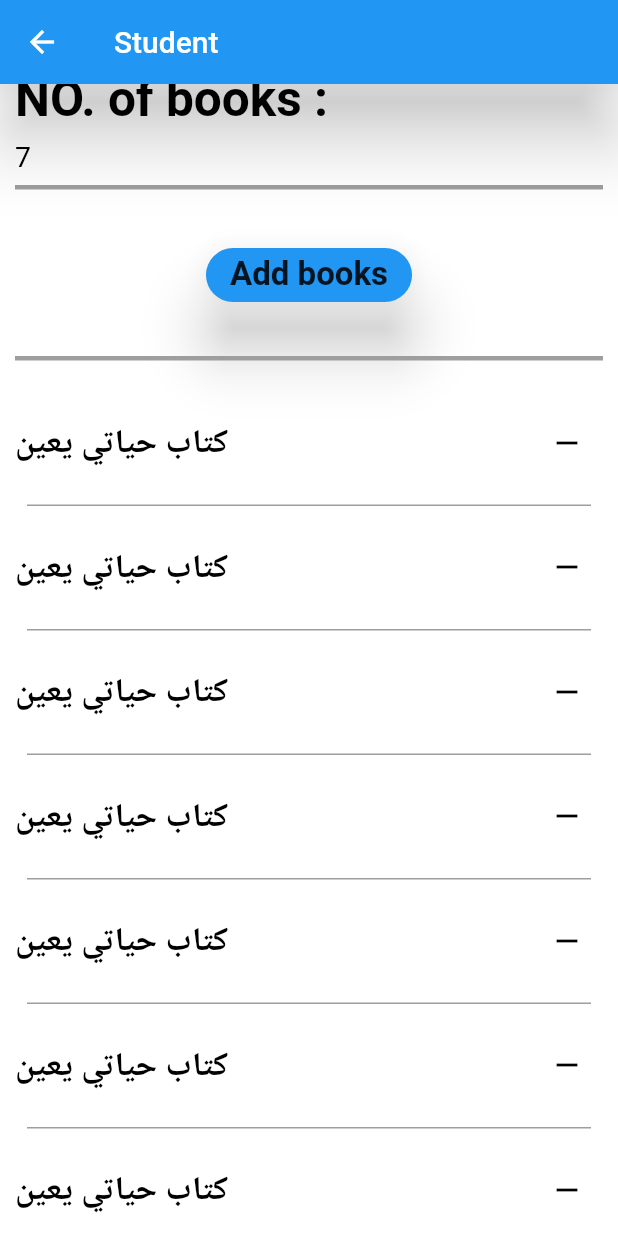
After one commit to Mohammedomargallya39/Encrypted_Books, a Flutter app: the StudentDetailsScreen screen opened directly, scrolled down 576 dp, after a tap on "Add books", on a phone screen of 412 x 824 dp. The commit adds this screen. Run offline on Flutter 3.47's test engine with Material 2 defaults, Android fonts, the phone set to English and light mode, and no system bars; our stand-ins replace bloc, conditional_builder_null_safety, dio, flutter_bloc, fluttertoast, hexcolor and 2 more; missing offline and left inert: flutter_cached_pdfview; accounts and stored records are empty; network calls fail; Roboto replaces fonts that are missing (EncryptionFont).

Commit message:
finish student screen in admin interface and added icon buttons in the same interface

```diff
--- a/lib/lib/modules/admin_screens/admin_home_screen/admin_books_screen.dart
+++ b/lib/lib/modules/admin_screens/admin_home_screen/admin_books_screen.dart
@@ -77,6 +77,14 @@ class AdminBooksScreen extends StatelessWidget {
               ],
             ),
             const SizedBox(width: 20.0,),
+            Row(
+              children:  [
+                IconButton(
+                    onPressed: (){},
+                    icon:
+                    const Icon(Icons.remove)
+                ),
+                const Spacer(),
                 const Padding(
                   padding: EdgeInsets.all(8.0),
                   child: Center(
@@ -89,6 +97,15 @@ class AdminBooksScreen extends StatelessWidget {
                     ),
                   ),
                 ),
+                const Spacer(),
+                IconButton(
+                    onPressed: (){},
+                    icon:
+                    const Icon(Icons.add)
+                ),
+
+              ],
+            ),
             const SizedBox(height: 10.0,)
           ],
         ),
--- a/lib/lib/modules/admin_screens/admin_home_screen/admin_home_screen.dart
+++ b/lib/lib/modules/admin_screens/admin_home_screen/admin_home_screen.dart
@@ -173,7 +173,7 @@ class CustomListDarkMode extends StatelessWidget{
       padding: const EdgeInsets.fromLTRB(8.8, 0, 0, 8.8),
       child: Container(
         decoration: const BoxDecoration(
-            border: Border(bottom: BorderSide(color: Colors.grey))
+            border: Border(bottom: BorderSide(color: Colors.grey ))
         ),
         child: InkWell(
           splashColor: defaultColor,
--- /dev/null
+++ b/lib/lib/modules/admin_screens/admin_home_screen/student_details_screen.dart
@@ -0,0 +1,179 @@
+import 'package:flutter/cupertino.dart';
+import 'package:flutter/material.dart';
+import 'package:flutter/painting.dart';
+import 'package:social/lib/models/user_books_model.dart';
+import 'package:social/lib/modules/user_screens/user_profile_screen/user_details_photo_screen.dart';
+import 'package:social/lib/shared/styles/colors.dart';
+
+class StudentDetailsScreen extends StatelessWidget {
+  const StudentDetailsScreen({Key? key}) : super(key: key);
+
+  @override
+  Widget build(BuildContext context) {
+    return Scaffold(
+      appBar: AppBar(
+        title: const Text('Student'),
+      ),
+      body: SingleChildScrollView(
+        physics: const BouncingScrollPhysics(),
+        child: Padding(
+          padding: const EdgeInsets.fromLTRB(10, 5, 10, 5),
+          child: Column(
+            crossAxisAlignment: CrossAxisAlignment.start,
+            children:
+            <Widget>
+            [
+              // الصورة
+              Padding(
+                padding: const EdgeInsets.fromLTRB(0, 33, 0, 0),
+                child: Center(
+                  child: GestureDetector(
+                    child: Container(
+                      margin: const EdgeInsets.all(10),
+                      width: 275,
+                      height: 275,
+                      decoration:  const BoxDecoration(shape: BoxShape.circle,
+                        image: DecorationImage(image:
+                        NetworkImage('https://scontent.fcai20-5.fna.fbcdn.net/v/t1.6435-9/127647071_1017495768677466_7815514853870818408_n.jpg?_nc_cat=108&ccb=1-5&_nc_sid=8bfeb9&_nc_eui2=AeFRgzSgXqtOH1nplAvb_j8rE3Ks6IOpkVgTcqzog6mRWInNV_LK7qlPxrMCf1BvQKxWye6pjuVb81LLAKZZ33AO&_nc_ohc=6blo7UWUIzEAX-oiQlP&_nc_ht=scontent.fcai20-5.fna&oh=a1c9a8601f16af5247813b7dd97093dc&oe=61973284'),
+                            fit: BoxFit.fill
+                        ),
+                      ),
+                    ),
+                    onTap: ()
+                    {
+                      Navigator.push(context, MaterialPageRoute(builder: (_){
+                        return const UserDetailsPhotoDetails() ;
+                      }));
+                    },
+                  ),
+                ),
+              ),
+
+
+
+              const SizedBox(height: 33.33,),
+              const Text('Name :',
+                style: TextStyle(
+                    fontSize: 33,
+                    fontWeight: FontWeight.bold),),
+              const SizedBox(height: 8,),
+              const SizedBox(
+                width: double.infinity,
+                child: Text('Mohammed Omar Abdelmonaem Ahmed Hassan Salem Ali Gallya',
+                  maxLines: 1,
+                  overflow: TextOverflow.ellipsis,
+                  style: TextStyle(
+                    fontSize: 19,),),
+              ),
+              const SizedBox(height: 8,),
+              Container(
+                decoration: const BoxDecoration(
+                  border: Border(bottom:  BorderSide(color: Colors.grey),),
+                ),
+              ),
+
+              const SizedBox(height: 22,),
+              const Text('ID :',
+                style: TextStyle(fontSize: 33,
+                    fontWeight:
+                    FontWeight.bold),),
+              const SizedBox(height: 8,),
+              const Text('42018183',
+                style: TextStyle(
+                  fontSize: 19,),),
+              const SizedBox(height: 8,),
+              Container(
+                decoration: const BoxDecoration(
+                  border: Border(bottom:  BorderSide(color: Colors.grey),),
+                ),
+              ),
+
+              const SizedBox(height: 22,),
+              const Text('NO. of books :',
+                style: TextStyle(
+                    fontSize: 33,
+                    fontWeight: FontWeight.bold),),
+              const SizedBox(height: 8,),
+              const Text('7',
+                style: TextStyle(
+                  fontSize: 19,),),
+              const SizedBox(height: 8,),
+              Container(
+                decoration: const BoxDecoration(
+                  border: Border(bottom:  BorderSide(color: Colors.grey , width: 3),),
+                ),
+              ),
+              const SizedBox(height: 33,),
+
+              Center(
+                child: MaterialButton(
+                  shape: RoundedRectangleBorder(
+                    borderRadius: BorderRadius.circular(18.0),
+                  ),
+                  elevation: 17.5,
+                  color: defaultColor,
+                  onPressed: () {},
+                  child:
+                  const Text('Add books',
+                    style: TextStyle(fontSize: 22 , fontWeight: FontWeight.bold
+                    ),
+                  ),
+                ),
+              ),
+              Container(
+                height: 33,
+                decoration: const BoxDecoration(
+                  border: Border(bottom:  BorderSide(color: Colors.grey , width: 3),),
+                ),
+              ),
+
+              const SizedBox(height: 22,),
+
+
+              ListView.separated(
+                  physics: const NeverScrollableScrollPhysics(),
+                  shrinkWrap: true,
+                  itemBuilder: (context,index) => studentBooksItem(UserBooksModel() , context),
+                  separatorBuilder:(context,index)=> Padding(
+                    padding: const EdgeInsets.all(8.0),
+                    child: Container(
+                      height: 1.0,
+                      width: double.infinity,
+                      color: Colors.grey,
+                    ),
+                  ),
+                  itemCount: 7),
+
+
+
+            ],
+          ),
+        ),
+      ),
+    );
+  }
+
+  Widget studentBooksItem(userBooksModel,  context)
+  {
+    return SizedBox(
+      height: 66,
+      child: Row(
+        children:  <Widget>[
+          const Text('كتاب حياتي يعين' ,
+            style: TextStyle( fontWeight: FontWeight.bold
+              , fontSize: 22,
+
+            ),
+            ),
+          const Spacer(),
+          IconButton(
+            onPressed: (){},
+            icon: const Icon(
+                Icons.remove),
+          ),
+        ],
+      ),
+    );
+
+  }
+}
--- a/lib/lib/modules/admin_screens/admin_home_screen/sudents_screen.dart
+++ b/lib/lib/modules/admin_screens/admin_home_screen/sudents_screen.dart
@@ -1,6 +1,8 @@
 import 'package:flutter/cupertino.dart';
 import 'package:flutter/material.dart';
 import 'package:social/lib/models/students_model.dart';
+import 'package:social/lib/modules/admin_screens/admin_home_screen/student_details_screen.dart';
+import 'package:social/lib/shared/components/components.dart';
 
 class StudentsScreen extends StatelessWidget {
   const StudentsScreen({Key? key}) : super(key: key);
@@ -20,7 +22,7 @@ class StudentsScreen extends StatelessWidget {
       ),
       body: ListView.separated(
           physics: const BouncingScrollPhysics(),
-          itemBuilder:  (context,index) => studentsItem(StudentsModel()),
+          itemBuilder:  (context,index) => studentsItem(StudentsModel() , context),
           separatorBuilder:(context,index)=> Padding(
             padding: const EdgeInsets.all(8.0),
             child: Container(
@@ -34,10 +36,8 @@ class StudentsScreen extends StatelessWidget {
     );
   }
 
-
-  Widget studentsItem(StudentsModel model) =>
-
-      Row(
+  Widget studentsItem(StudentsModel model , context) => InkWell(
+        child: Row(
          children: <Widget>
          [
            Container(
@@ -83,26 +83,15 @@ class StudentsScreen extends StatelessWidget {
            IconButton(
              onPressed: ()
              {
-
+               navigateTo(context, const StudentDetailsScreen());
              },
-           icon: const Icon(Icons.minimize_outlined),
+             icon: const Icon(Icons.arrow_forward_ios),
            ),
-
-         IconButton(
-           onPressed: ()
+         ],
+        ),
+        onTap: ()
         {
-
+          navigateTo(context, const StudentDetailsScreen());
         },
-             icon: const Icon(Icons.add),
-         ),
-
-       ],
-
-
-
-
       );
-
-
-
 }
```
Lines whose indentation alone changed are shown as unchanged.
